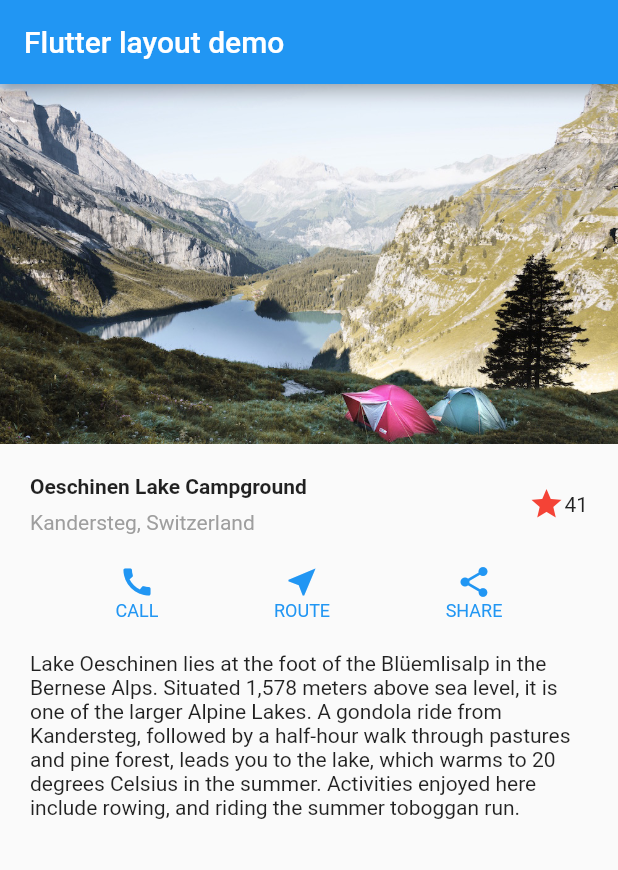
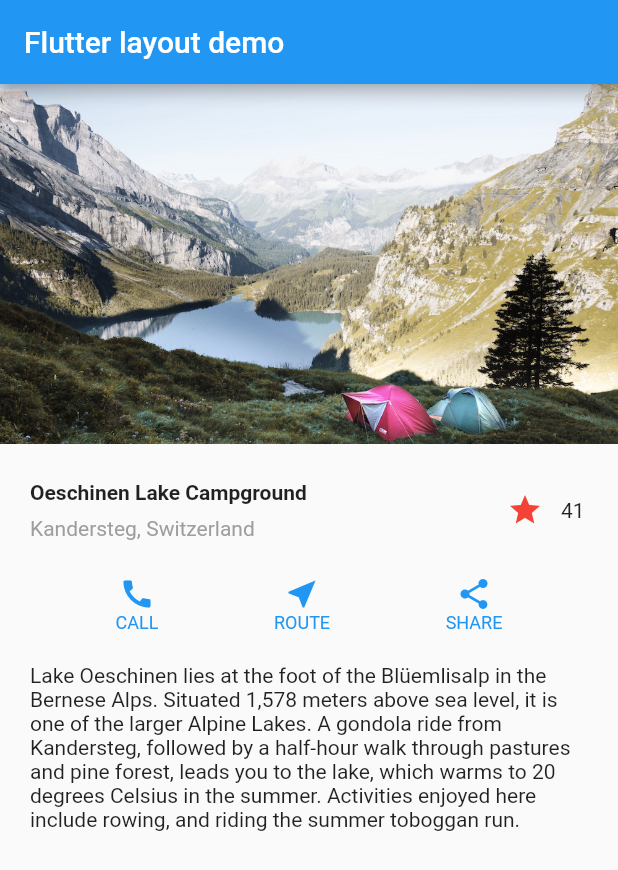
Before and after one commit to neilreyes/flutter_layout, a Flutter app: the screen it shows after launch, on a phone screen of 412 x 824 dp. Shown: the top 870 px of the screen. Run offline on Flutter 3.47's test engine with Material 2 defaults, Android fonts, the phone set to English and light mode, and no system bars.

```diff
--- a/lib/main.dart
+++ b/lib/main.dart
@@ -41,11 +41,7 @@ class MyApp extends StatelessWidget{
             ],
           )
         ),
-        Icon(
-          Icons.star,
-          color: Colors.red[500]
-        ),
-        Text('41'),
+        FavoriteWidget(),
       ],
     )
   );
@@ -93,6 +89,7 @@ class MyApp extends StatelessWidget{
   @override
   Widget build(BuildContext context) {
     Color color = Theme.of(context).primaryColor;
+
     Widget buttonSection = new Container(
       child: Row(
         mainAxisAlignment: MainAxisAlignment.spaceEvenly,
@@ -140,3 +137,46 @@ class MyApp extends StatelessWidget{
     );
   }
 }
+
+class FavoriteWidget extends StatefulWidget{
+  @override
+  _FavoriteWidgetState createState() => new _FavoriteWidgetState();
+}
+
+class _FavoriteWidgetState extends State<FavoriteWidget>{
+  bool _isFavorited = true;
+  int _favoriteCount = 41;
+
+  @override
+  Widget build(BuildContext context) {
+    return new Row(
+      children: <Widget>[
+        IconButton(
+          icon: (_isFavorited ? Icon(Icons.star) : Icon(Icons.star_border) ),
+          color: Colors.red[500],
+          onPressed: _toggleFavorite,
+        ),
+        SizedBox(
+          width: 18,
+          child: Container(
+            child: Text("${_favoriteCount}"),
+          ),
+        )
+      ],
+    );
+  }
+
+  void _toggleFavorite(){
+    setState(() {
+      if( _isFavorited ){
+          _favoriteCount -= 1;
+          _isFavorited = false;
+
+      } else {
+          _favoriteCount += 1;
+          _isFavorited = true;
+      }
+    });
+  }
+
+}
```
